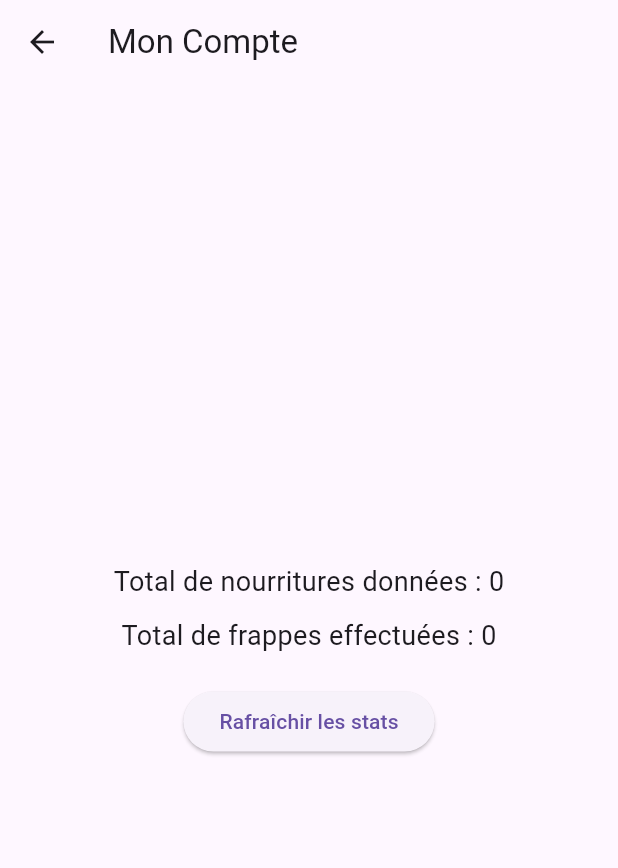
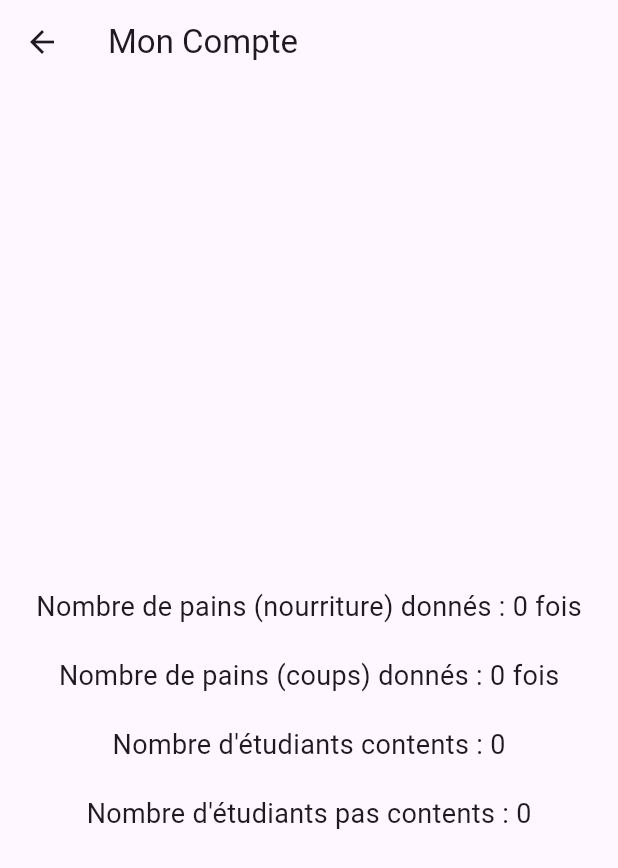
Before and after one commit to Arcols/Eat-and-Hit, a Flutter app: the screen it shows after launch, in the side drawer, after a tap on "Mon Compte", on a phone screen of 412 x 824 dp. Shown: the top 868 px of the screen. Run offline on Flutter 3.47's test engine with Material 3 defaults, Android fonts, the phone set to English and light mode, and no system bars.

Commit message:
page stats prof

```diff
--- a/lib/Vue/MonCompte.dart
+++ b/lib/Vue/MonCompte.dart
@@ -6,9 +6,14 @@ class MonCompte extends StatefulWidget {
   _MonCompteState createState() => _MonCompteState();
 }
 
+
+
 class _MonCompteState extends State<MonCompte> {
   int totalNourri = 0;
   int totalFrappe = 0;
+  int etuHeureux = 0;
+  int etuPasHeureux = 0;
+  String statutUser = "";
 
   @override
   void initState() {
@@ -19,13 +24,19 @@ class _MonCompteState extends State<MonCompte> {
   Future<void> _loadStats() async {
     List<Map<String, dynamic>> etudiants = await loadData();
 
-    int nourri = 0;
-    int frappe = 0;
+    int nourri = await getTotalEat();
+    int frappe = await getTotalHit();
+    int content = await getNombreEtuHeureux();
+    int nombreEtu = await getNombreEtu();
+    String etat = await getStatutUser();
 
 
     setState(() {
       totalNourri = nourri;
       totalFrappe = frappe;
+      etuHeureux =content;
+      etuPasHeureux=nombreEtu-content;
+      statutUser = etat;
     });
   }
 
@@ -37,14 +48,16 @@ class _MonCompteState extends State<MonCompte> {
         child: Column(
           mainAxisAlignment: MainAxisAlignment.center,
           children: [
-            Text("Total de nourritures données : $totalNourri", style: TextStyle(fontSize: 18)),
-            SizedBox(height: 10),
-            Text("Total de frappes effectuées : $totalFrappe", style: TextStyle(fontSize: 18)),
+            Text("$statutUser ", style: TextStyle(fontSize: 26),textAlign: TextAlign.center),
+            SizedBox(height: 50),
+            Text("Nombre de pains (nourriture) donnés : $totalNourri fois", style: TextStyle(fontSize: 18)),
             SizedBox(height: 20),
-            ElevatedButton(
-              onPressed: _loadStats, // Recharge les stats manuellement
-              child: Text("Rafraîchir les stats"),
-            ),
+            Text("Nombre de pains (coups) donnés : $totalFrappe fois", style: TextStyle(fontSize: 18)),
+            SizedBox(height: 20),
+            Text("Nombre d'étudiants contents : $etuHeureux", style: TextStyle(fontSize: 18)),
+            SizedBox(height: 20),
+            Text("Nombre d'étudiants pas contents : $etuPasHeureux", style: TextStyle(fontSize: 18)),
+            SizedBox(height: 20),
           ],
         ),
       ),
--- a/lib/fonctions/dataFonctions.dart
+++ b/lib/fonctions/dataFonctions.dart
@@ -150,3 +150,141 @@ Future<String> getImageEtu(int idEtu) async {
     return "assets/images/default.png"; // Image par défaut en cas d'erreur
   }
 }
+
+
+
+Future<int> getTotalEat() async {
+  try {
+    final directory = await getApplicationDocumentsDirectory();
+    final file = File('${directory.path}/data.json'); // Utilisation du bon répertoire
+    if (!file.existsSync()) {
+      print("Fichier data.json introuvable !");
+      return -1;
+    }
+
+    // Lire le fichier JSON local
+    String jsonString = await file.readAsString();
+    Map<String, dynamic> jsonData = json.decode(jsonString);
+    List actionsEtu = jsonData["actions"].toList();
+
+    // Compter le nombre d'actions "E"
+    int countE = actionsEtu.where((action) => action["action"] == "E").length;
+    return countE;
+  } catch (e) {
+    print("Erreur lors de la récupération de l'image : $e");
+    return -1;
+  }
+}
+
+Future<int> getTotalHit() async {
+  try {
+    final directory = await getApplicationDocumentsDirectory();
+    final file = File('${directory.path}/data.json'); // Utilisation du bon répertoire
+    if (!file.existsSync()) {
+      print("Fichier data.json introuvable !");
+      return -1;
+    }
+
+    // Lire le fichier JSON local
+    String jsonString = await file.readAsString();
+    Map<String, dynamic> jsonData = json.decode(jsonString);
+    List actionsEtu = jsonData["actions"].toList();
+
+    // Compter le nombre d'actions "H"
+    int countH = actionsEtu.where((action) => action["action"] == "H").length;
+    return countH;
+  } catch (e) {
+    print("Erreur lors de la récupération de l'image : $e");
+    return -1;
+  }
+}
+
+Future<int> getNombreEtuHeureux() async {
+  try {
+    final directory = await getApplicationDocumentsDirectory();
+    final file = File('${directory.path}/data.json');
+
+    if (!file.existsSync()) {
+      print("Fichier data.json introuvable !");
+      return -1;
+    }
+
+    // Lire le fichier JSON local
+    String jsonString = await file.readAsString();
+    Map<String, dynamic> jsonData = json.decode(jsonString);
+
+    List<Map<String, dynamic>> etudiants = List<Map<String, dynamic>>.from(jsonData["etudiants"]);
+    List<Map<String, dynamic>> actions = List<Map<String, dynamic>>.from(jsonData["actions"]);
+
+    int happyStudents = 0;
+
+    for (var etudiant in etudiants) {
+      int idEtu = etudiant["id"];
+
+      // Filtrer les actions de cet étudiant
+      List<Map<String, dynamic>> actionsEtu = actions.where((act) => act["id_etu"] == idEtu).toList();
+
+      // Compter le nombre d'actions "E" et "H"
+      int countE = actionsEtu.where((action) => action["action"] == "E").length;
+      int countH = actionsEtu.where((action) => action["action"] == "H").length;
+
+      // L'étudiant est heureux si le nombre de "E" est supérieur ou égal à "H"
+      if (countE >= countH) {
+        happyStudents++;
+      }
+    }
+
+    return happyStudents;
+  } catch (e) {
+    print("Erreur lors du calcul des étudiants heureux : $e");
+    return -1;
+  }
+}
+
+
+Future<int> getNombreEtu() async {
+  try {
+    final directory = await getApplicationDocumentsDirectory();
+    final file = File('${directory.path}/data.json');
+
+    if (!file.existsSync()) {
+      print("Fichier data.json introuvable !");
+      return -1;
+    }
+
+    // Lire le fichier JSON local
+    String jsonString = await file.readAsString();
+    Map<String, dynamic> jsonData = json.decode(jsonString);
+
+    List etudiants = jsonData["etudiants"];
+
+    return etudiants.length;
+  } catch (e) {
+    print("Erreur lors du comptage des étudiants : $e");
+    return -1;
+  }
+}
+
+
+Future<String> getStatutUser() async{
+  int nbEat= await getTotalEat();
+  int nbHit= await getTotalHit();
+  int etuContent = await getNombreEtuHeureux();
+  int nbEtu = await getNombreEtu();
+  int etuPasContent = nbEtu-etuContent;
+  if (nbEat>1 && nbHit==0){
+    return "Vous avez la bonté incarnée ! Restez comme ça ! (ou pas...)";
+  } else if (nbHit>1 && nbEat==0){
+    return "Vous êtes le mal incarné ! HIHIHI !";
+  } else if (nbHit>nbEat && etuContent>etuPasContent){
+    return "Vous vous acharnez sur certains étudiants ! C'est pas gentil d'être méchant !";
+  } else if (nbHit<nbEat && etuContent<etuPasContent){
+    return "Vous appréciez très peu d'étudiants ! La nourriture peu se partager !";
+  } else if (nbHit>nbEat && etuContent<etuPasContent){
+    return "Vous aimez vraiment pas les étudiants, il existe d'autres métiers vous savez ?";
+  } else if (nbHit<nbEat && etuContent<etuPasContent){
+    return "Ce métier est vraiment fait pour vous, vous appréciez vraiment vos étudiants !";
+  } else {
+    return "Rien ne s'est passé pour l'instant ...";
+  }
+}
--- a/lib/main.dart
+++ b/lib/main.dart
@@ -55,6 +55,7 @@ class _ContactListPageState extends State<ContactListPage> {
       });
     });
   }
+
 
   void addEtudiant() {
     // Fonction pour récupérer des données (ajouter la logique ici)
```
